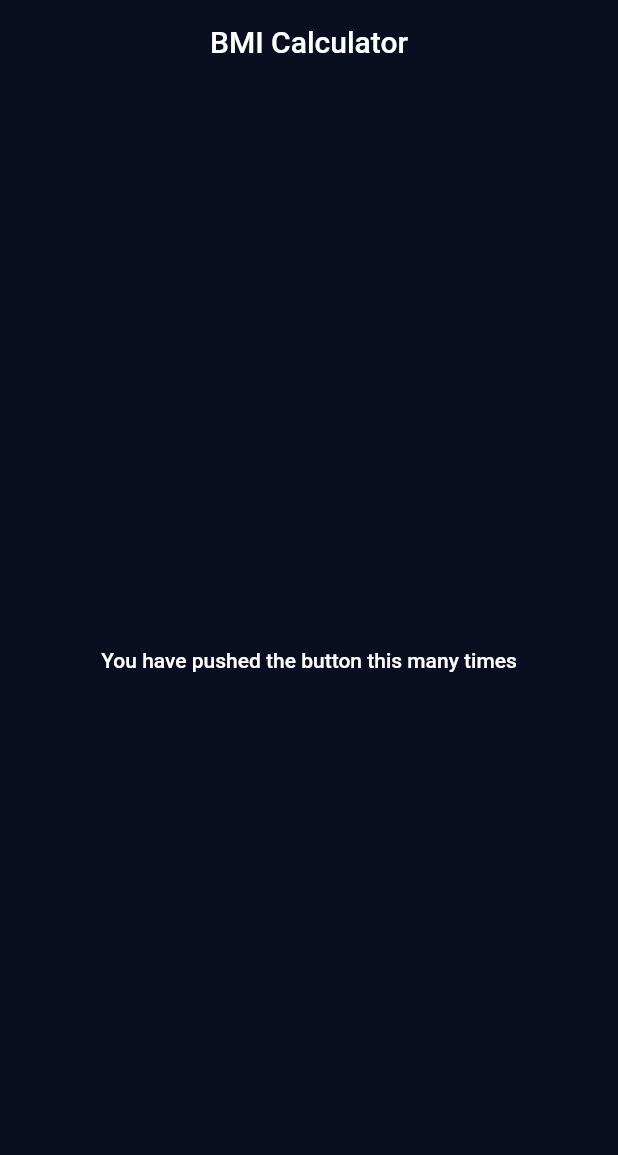
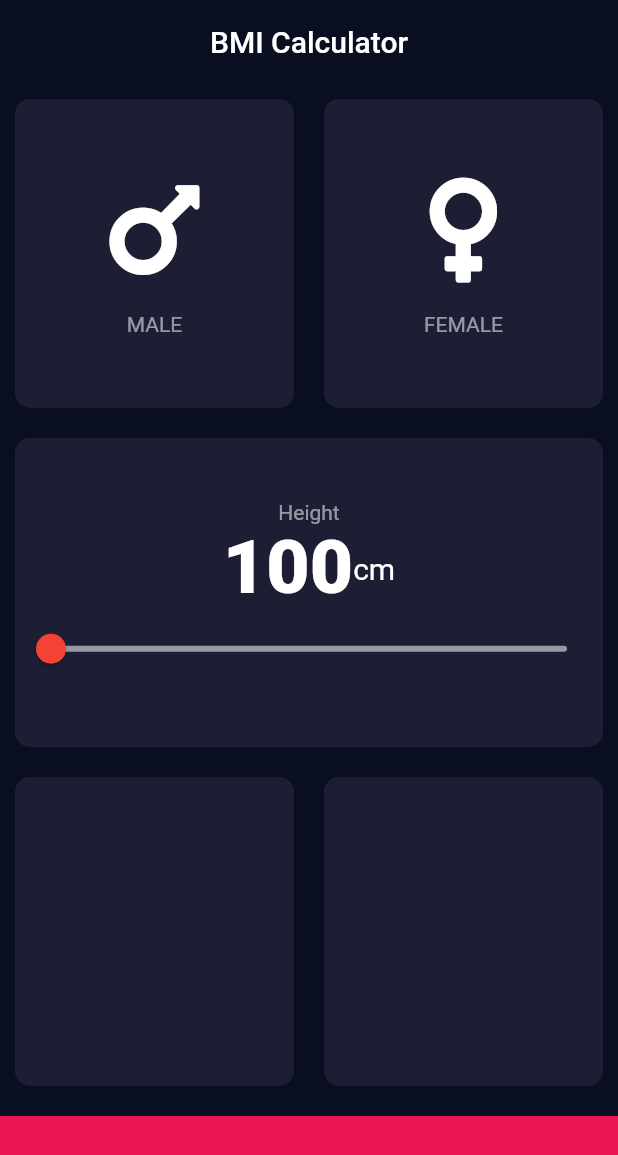
Before and after one commit to TrojanSystem/bmi_calculator, a Flutter app: the screen it shows after launch, on a phone screen of 412 x 824 dp. Shown: the top 1155 px of the screen. Run offline on Flutter 3.47's test engine with Material 2 defaults, Android fonts, the phone set to English and light mode, and no system bars; our stand-ins replace font_awesome_flutter.

Commit message:
Added new constant dart for my constant and add some plugin

```diff
--- /dev/null
+++ b/lib/constant.dart
@@ -0,0 +1,20 @@
+import 'package:flutter/material.dart';
+
+const bottomContainerHeight = 80.0;
+const bottomContainerColor = Color(0xFFEB1555);
+const homeCardColor = Color(0xFF1D1E33);
+double height = 100;
+ThemeData theme = ThemeData(
+  scaffoldBackgroundColor: const Color(0XFF0A0E21),
+  primaryColor: const Color(0XFF0A0E21),
+  cardColor: const Color(0xFF1D1E33),
+  appBarTheme: const AppBarTheme(
+    elevation: 0,
+    centerTitle: true,
+  ),
+  textTheme: const TextTheme(
+    bodyText1: TextStyle(
+      color: Colors.white,
+    ),
+  ),
+);
--- a/lib/home_page.dart
+++ b/lib/home_page.dart
@@ -1,4 +1,6 @@
+import 'package:bmi_calculator/constant.dart';
 import 'package:flutter/material.dart';
+import 'package:font_awesome_flutter/font_awesome_flutter.dart';
 
 class MyHomePage extends StatefulWidget {
   const MyHomePage({Key? key}) : super(key: key);
@@ -8,6 +10,7 @@ class MyHomePage extends StatefulWidget {
 }
 
 class _MyHomePageState extends State<MyHomePage> {
+
   @override
   Widget build(BuildContext context) {
     return Scaffold(
@@ -15,17 +18,153 @@ class _MyHomePageState extends State<MyHomePage> {
         backgroundColor: Theme.of(context).primaryColor,
         title: const Text('BMI Calculator'),
       ),
-      body: Center(
-        child: Column(
-          mainAxisAlignment: MainAxisAlignment.center,
-          children: <Widget>[
-            Text(
-              'You have pushed the button this many times',
-              style: Theme.of(context).textTheme.copyWith().bodyText1,
+      body: Column(
+        children: [
+          Expanded(
+            flex: 1,
+            child: Row(
+              children: [
+                Expanded(
+                  child: HomeCard(
+                    homeCardColor,
+                      HomeCardWidget(FontAwesomeIcons.mars, 'MALE'),
+                  ),
+                ),
+                Expanded(
+                  child: HomeCard(
+                    homeCardColor,
+                    HomeCardWidget(FontAwesomeIcons.venus, 'FEMALE'),
+                  ),
+                ),
+              ],
             ),
-          ],
-        ),
+          ),
+          Expanded(
+            flex: 1,
+            child: HomeCard(
+              homeCardColor,
+              Column(
+                crossAxisAlignment: CrossAxisAlignment.stretch,
+                mainAxisAlignment: MainAxisAlignment.center,
+                children: [
+                  Column(
+                    mainAxisAlignment: MainAxisAlignment.center,
+                    crossAxisAlignment: CrossAxisAlignment.center,
+                    children: [
+                      const Text(
+                        'Height',
+                        style: TextStyle(
+                          color: Colors.white54,
+                        ),
+                      ),
+                      Row(
+                        mainAxisAlignment: MainAxisAlignment.center,
+                        crossAxisAlignment: CrossAxisAlignment.center,
+                        children: [
+                          Text(
+                            height.floor().toString(),
+                            style: const TextStyle(
+                              fontSize: 50,
+                              color: Colors.white,
+                              fontWeight: FontWeight.w900,
+                            ),
+                          ),
+                          const Text(
+                            'cm',
+                            style: TextStyle(color: Colors.white, fontSize: 20),
+                          )
+                        ],
+                      ),
+                    ],
+                  ),
+                  Slider(activeColor: Colors.red,inactiveColor: Colors.white54,
+                    max: 200.0,
+                    min: 100.0,
+                    onChanged: (value) {
+                      setState(() {
+                        height = value;
+                      });
+                    },
+                    value: height,
+                  ),
+                ],
+              ),
+            ),
+          ),
+          Expanded(
+            flex: 1,
+            child: Row(
+              children: [
+                Expanded(
+                  child: HomeCard(
+                      homeCardColor,
+                  ),
+                ),
+                Expanded(
+                  child: HomeCard(
+                    homeCardColor,
+                  ),
+                ),
+              ],
+            ),
+          ),
+          Container(
+            color: bottomContainerColor,
+            margin: const EdgeInsets.only(top: 10.0),
+            width: double.infinity,
+           height: bottomContainerHeight,
+          )
+        ],
       ),
     );
   }
 }
+
+class HomeCardWidget extends StatelessWidget {
+ final IconData icon;
+ final String title;
+
+ HomeCardWidget(this.icon, this.title);
+
+  @override
+  Widget build(BuildContext context) {
+    return Column(
+      mainAxisAlignment: MainAxisAlignment.center,
+      children: [
+        Icon(
+          icon,
+          color: Colors.white,
+          size: 80,
+        ),
+        const SizedBox(
+          height: 15,
+        ),
+        Text(
+          title,
+          style: const TextStyle(
+            color: Colors.white54,
+          ),
+        ),
+      ],
+    );
+  }
+}
+
+class HomeCard extends StatelessWidget {
+  final Color? colors;
+  final Widget? homeCardWidget;
+
+  HomeCard(this.colors, [this.homeCardWidget]);
+
+  @override
+  Widget build(BuildContext context) {
+    return Container(
+      child: homeCardWidget,
+      margin: const EdgeInsets.all(10),
+      decoration: BoxDecoration(
+        color: colors,
+        borderRadius: BorderRadius.circular(10),
+      ),
+    );
+  }
+}
--- a/lib/main.dart
+++ b/lib/main.dart
@@ -1,31 +1,20 @@
 import 'package:flutter/material.dart';
 
+import 'constant.dart';
 import 'home_page.dart';
 
 void main() {
-  runApp(const MyApp());
+  runApp(const BMICalculator());
 }
 
-class MyApp extends StatelessWidget {
-  const MyApp({Key? key}) : super(key: key);
+class BMICalculator extends StatelessWidget {
+  const BMICalculator({Key? key}) : super(key: key);
 
   // This widget is the root of your application.
   @override
   Widget build(BuildContext context) {
     return MaterialApp(
-      theme: ThemeData(
-        scaffoldBackgroundColor: const Color(0XFF0A0E21),
-        primaryColor: const Color(0XFF0A0E21),
-        appBarTheme: const AppBarTheme(
-          elevation: 0,
-          centerTitle: true,
-        ),
-        textTheme: const TextTheme(
-          bodyText1: TextStyle(
-            color: Colors.white,
-          ),
-        ),
-      ),
+      theme: theme,
       debugShowCheckedModeBanner: false,
       home: const MyHomePage(),
     );
--- a/pubspec.yaml
+++ b/pubspec.yaml
@@ -34,6 +34,7 @@ dependencies:
   # The following adds the Cupertino Icons font to your application.
   # Use with the CupertinoIcons class for iOS style icons.
   cupertino_icons: ^1.0.2
+  font_awesome_flutter:
 
 dev_dependencies:
   flutter_test:
```
Also changed, not shown: pubspec.lock.
